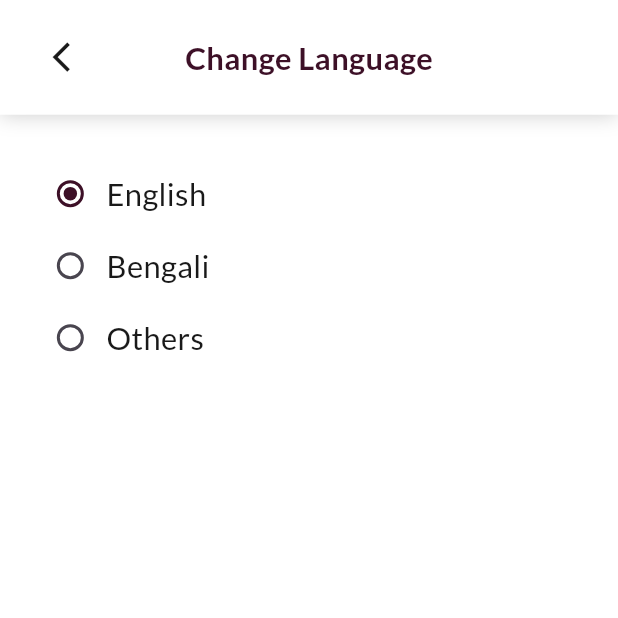
After one commit to nahiduzzaman11/BarBar-App, a Flutter app: the ChangeLanguageScreen screen opened by its route, on a phone screen of 412 x 824 dp, the top half of it. The commit adds this screen. Run offline on Flutter 3.47's test engine with Material 3 defaults, Android fonts, the light colour scheme and no system bars; our stand-ins replace carousel_slider, dots_indicator, flutter_screenutil, flutter_svg, get, google_fonts and 1 more.

Commit message:
change_language_screen_design

```diff
--- a/lib/core/route/app_route.dart
+++ b/lib/core/route/app_route.dart
@@ -28,6 +28,7 @@ import 'package:barbar_app/view/screesns/salons/salons_details/salons_details_sc
 import 'package:barbar_app/view/screesns/services/service_details/select_service/select_service_screen.dart';
 import 'package:barbar_app/view/screesns/services/service_details/service_details_screen/service_details_screen.dart';
 import 'package:barbar_app/view/screesns/services/service_screen/services_screen.dart';
+import 'package:barbar_app/view/screesns/settings/change_language/change_language_screen.dart';
 import 'package:barbar_app/view/screesns/settings/change_password/change_password_screen.dart';
 import 'package:barbar_app/view/screesns/settings/settings_screen/settings_screen.dart';
 import 'package:barbar_app/view/screesns/splash/splash_screen.dart';
@@ -75,6 +76,7 @@ class AppRoute {
   static const String editProfileValidation = "/edit_profile_validation_screen";
   static const String settingsScreen = "/settings_screen";
   static const String changePasswordScreen = "/change_password_screen";
+  static const String changeLanguageScreen = "/change_language_screen";
 
 
   static List<GetPage> routes = [
@@ -118,6 +120,7 @@ class AppRoute {
     GetPage(name: editProfileValidation, page: ()=>  const EditProfileValidationScreen()),
     GetPage(name: settingsScreen, page: ()=>  const SettingsScreen()),
     GetPage(name: changePasswordScreen, page: ()=>  const ChangePasswordScreen()),
+    GetPage(name: changeLanguageScreen, page: ()=>  const ChangeLanguageScreen()),
 
   ];
 }
--- /dev/null
+++ b/lib/view/screesns/settings/change_language/change_language_screen.dart
@@ -0,0 +1,134 @@
+import 'package:barbar_app/utils/colors/app_colors.dart';
+import 'package:barbar_app/view/widgets/app_bar/custom_app_bar.dart';
+import 'package:barbar_app/view/widgets/text/custom_text.dart';
+import 'package:flutter/material.dart';
+import 'package:flutter_screenutil/flutter_screenutil.dart';
+import 'package:get/get.dart';
+
+class ChangeLanguageScreen extends StatefulWidget {
+  const ChangeLanguageScreen({super.key});
+
+  @override
+  State<ChangeLanguageScreen> createState() => _ChangeLanguageScreenState();
+}
+
+class _ChangeLanguageScreenState extends State<ChangeLanguageScreen> {
+
+  int _value = 1;
+
+  @override
+  Widget build(BuildContext context) {
+    return SafeArea(
+      top: true,
+      child: Scaffold(
+        extendBody: true,
+        backgroundColor: AppColors.white_100,
+        appBar: CustomAppBar(
+          spreadRadius: 0.r,
+          appBarHeight: 64.h,
+          appBarContent: Row(
+            crossAxisAlignment: CrossAxisAlignment.center,
+            mainAxisAlignment: MainAxisAlignment.spaceBetween,
+            children: [
+              GestureDetector(
+                onTap: () {
+                  Get.back();
+                },
+                child: SizedBox(
+                  height: 42.h,
+                  width: 42.w,
+                  child: Icon(
+                    Icons.arrow_back_ios,
+                    size: 20.h,
+                    color: AppColors.white_10,
+                  ),
+                ),
+              ),
+              CustomText(
+                text: "Change Language",
+                fontSize: 18.sp,
+                color: AppColors.purple_100,
+                fontWeight: FontWeight.w600,
+              ),
+              SizedBox(height: 42.h, width: 42.w)
+            ],
+          ),
+        ),
+        body: SingleChildScrollView(
+          padding: EdgeInsets.symmetric(horizontal: 20.w, vertical: 24.h),
+          physics: const ClampingScrollPhysics(),
+          child: Column(
+            crossAxisAlignment: CrossAxisAlignment.start,
+            children: [
+              Row(
+                crossAxisAlignment: CrossAxisAlignment.center,
+                mainAxisAlignment: MainAxisAlignment.start,
+                children: [
+                  Radio(
+                    value: 1,
+                    activeColor: AppColors.purple_100,
+                    groupValue: _value,
+                    onChanged: (value) {
+                      setState(() {
+                        _value = value!;
+                      });
+                    },
+                  ),
+                  CustomText(
+                    text: "English",
+                    color: AppColors.white_10,
+                    fontSize: 18.sp,
+                  ),
+                ],
+              ),
+              SizedBox(width: 8.w),
+              Row(
+                crossAxisAlignment: CrossAxisAlignment.center,
+                mainAxisAlignment: MainAxisAlignment.start,
+                children: [
+                  Radio(
+                    value: 2,
+                    activeColor: AppColors.purple_100,
+                    groupValue: _value,
+                    onChanged: (value) {
+                      setState(() {
+                        _value = value!;
+                      });
+                    },
+                  ),
+                  CustomText(
+                    text: "Bengali",
+                    color: AppColors.white_10,
+                    fontSize: 18.sp,
+                  ),
+                ],
+              ),
+              SizedBox(width: 8.w),
+              Row(
+                crossAxisAlignment: CrossAxisAlignment.center,
+                mainAxisAlignment: MainAxisAlignment.start,
+                children: [
+                  Radio(
+                    value: 3,
+                    activeColor: AppColors.purple_100,
+                    groupValue: _value,
+                    onChanged: (value) {
+                      setState(() {
+                        _value = value!;
+                      });
+                    },
+                  ),
+                  CustomText(
+                    text: "Others",
+                    color: AppColors.white_10,
+                    fontSize: 18.sp,
+                  ),
+                ],
+              ),
+            ],
+          ),
+        ),
+      ),
+    );
+  }
+}
--- a/lib/view/screesns/settings/settings_screen/settings_screen.dart
+++ b/lib/view/screesns/settings/settings_screen/settings_screen.dart
@@ -63,8 +63,13 @@ class SettingsScreen extends StatelessWidget {
                 },
               ),
               SizedBox(height: 16.h),
-              const ProfileCard(
-                  imageSrc: AppIcons.language, title: "Change Language"),
+              ProfileCard(
+                imageSrc: AppIcons.language,
+                title: "Change Language",
+                onTap: () {
+                  Get.toNamed(AppRoute.changeLanguageScreen);
+                },
+              ),
               SizedBox(height: 16.h),
               const ProfileCard(
                   imageSrc: AppIcons.terms, title: "Terms Of Services"),
```
